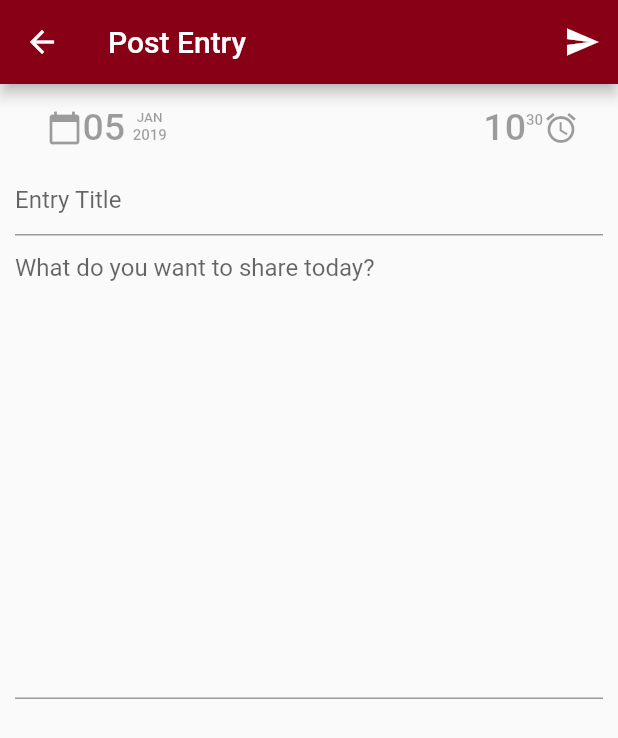
After one commit to MarcoUmpierrez/dream-with-me, a Flutter app: the PostPage screen opened directly, on a phone screen of 412 x 824 dp. The commit adds this screen. Shown: the top 738 px of the screen. Run offline on Flutter 3.47's test engine with Material 2 defaults, Android fonts, the phone set to English and light mode, and no system bars; our stand-ins replace convert; missing offline and left inert: flutter_html_view.

Commit message:
Simplified use of XmlParams in DreamWidthClient Created Post Page Made DateView generic Created TimeView widget

```diff
--- /dev/null
+++ b/lib/pages/post.dart
@@ -0,0 +1,102 @@
+import 'package:dreamwithme/clients/dreamwidth.dart';
+import 'package:dreamwithme/widgets/date_view.dart';
+import 'package:dreamwithme/widgets/time_view.dart';
+import 'package:flutter/material.dart';
+
+class PostPage extends StatefulWidget {
+  static String tag = 'post-page';
+  final DreamWidthClient client;
+
+  const PostPage({Key key, this.client}) : super(key: key);
+
+  @override
+  _PostPageState createState() => new _PostPageState();
+}
+
+class _PostPageState extends State<PostPage> {
+  String _title, _body;
+  DateTime _date = DateTime.now();
+  final _formKey = GlobalKey<FormState>();
+
+  @override
+  Widget build(BuildContext context) {
+
+    final entryTitle = TextFormField(
+      keyboardType: TextInputType.text,
+      autofocus: false,
+      decoration: InputDecoration(
+        hintText: 'Entry Title',
+      ),
+      onSaved: (value) => _title = value,
+    );
+
+    final entryBody = TextFormField(
+      autofocus: false,
+      maxLines: 15,
+      decoration: InputDecoration(
+        hintText: 'What do you want to share today?',
+      ),
+      keyboardType: TextInputType.multiline,
+      onSaved: (value) => _body = value,
+    );
+
+    return Scaffold(
+      appBar: AppBar(
+        title: Text('Post Entry'),
+        backgroundColor: Theme.of(context).primaryColor,
+        actions: <Widget>[
+          IconButton(
+            icon: Icon(Icons.send),
+            onPressed: () {
+              // this.client.postEntry().then((list) {
+              //   setState(() {
+              //     this._entries.clear();
+              //     this._entries.addAll(list);
+              //     this._isLoading = false;
+              //   });
+              // });
+            },
+          )
+        ],
+      ),
+      body: Container(
+          padding: EdgeInsets.only(left: 10.0, top: 5.0, right: 10.0),
+          child: Form(
+            key: _formKey,
+            child: ListView(
+              children: <Widget>[
+                Row(
+                  mainAxisAlignment: MainAxisAlignment.spaceBetween,
+                  children: <Widget>[
+                  FlatButton(child: DateView(_date), onPressed: () {
+                    showDatePicker(
+                      context: context,
+                      initialDate: DateTime.now(),
+                      firstDate: DateTime.parse('1950-01-01 00:00:00.000'),
+                      lastDate: DateTime.parse('2150-01-01 00:00:00.000'),
+                    ).then((value) {
+                      setState(() {
+                        this._date = DateTime(value.year, value.month, value.day, this._date.hour, this._date.minute);
+                      });
+                    });
+                  }),
+                  FlatButton(child: TimeView(_date), onPressed: () {
+                    showTimePicker(context: context, initialTime: TimeOfDay.now()).then((value) {
+                      setState(() {
+                        this._date = DateTime(this._date.year, this._date.month, this._date.day, value.hour, value.minute);
+                      });
+                    });
+                  })
+                  ]
+                ),
+                entryTitle,
+                entryBody,
+                // TODO: add security selector
+                // TODO: add tag selector
+              ],
+            ),
+          )
+        ),
+    );
+  }
+}
--- /dev/null
+++ b/lib/widgets/date_view.dart
@@ -0,0 +1,54 @@
+import 'package:flutter/material.dart';
+
+class DateView extends StatelessWidget {
+  final DateTime date;
+  final Map<int, String> months = {
+    1: 'JAN',
+    2: 'FEB',
+    3: 'MAR',
+    4: 'APR',
+    5: 'MAY',
+    6: 'JUN',
+    7: 'JUL',
+    8: 'AUG',
+    9: 'SEP',
+    10: 'OCT',
+    11: 'NOV',
+    12: 'DIC'
+  };
+  final Color fontColor = Colors.black38;
+
+  DateView(this.date);
+
+  @override
+  Widget build(BuildContext context) {
+    String month = this.months[this.date.month];
+    String day = this.date.day.toString();
+    if (day.length == 1) {
+      day = '0$day';
+    }
+
+    return Container(
+        // child: Column(
+        //   children: <Widget>[
+        //     Text(month, style: TextStyle(fontSize: 9.0, color: this.fontColor)),
+        //     Text(day, style: TextStyle(fontSize: 25.0, color: this.fontColor)),
+        //     Text(this.date.year.toString(),
+        //         style: TextStyle(fontSize: 10.0, color: this.fontColor))
+        //   ],
+        // ),
+        child: Row(children: <Widget>[
+          Icon(Icons.calendar_today, color: this.fontColor),
+          Text(day, style: TextStyle(fontSize: 25.0, color: this.fontColor)),
+          Container(child: Column(children: <Widget>[
+            Text(month, style: TextStyle(fontSize: 9.0, color: this.fontColor)),
+            Text(this.date.year.toString(),
+                style: TextStyle(fontSize: 10.0, color: this.fontColor))
+          ]),
+          padding: EdgeInsets.fromLTRB(5.0, 0.0, 0.0, 0.0))
+
+        ]),
+        padding: EdgeInsets.all(5.0)
+      );
+  }
+}
--- a/lib/widgets/entry/entry_header_view.dart
+++ b/lib/widgets/entry/entry_header_view.dart
@@ -1,5 +1,5 @@
 import 'package:dreamwithme/models/entry.dart';
-import 'package:dreamwithme/widgets/entry/entry_date_view.dart';
+import 'package:dreamwithme/widgets/date_view.dart';
 import 'package:flutter/material.dart';
 
 class EntryHeaderView extends StatelessWidget {
@@ -41,7 +41,7 @@ class EntryHeaderView extends StatelessWidget {
                         overflow: TextOverflow.clip, style: entryTitle),
                     padding: EdgeInsets.only(left: 5.0),
                     width: MediaQuery.of(context).size.width - 200.0),
-                EntryDateView(this.entry.getDate()),
+                DateView(this.entry.getDate()),
               ],
             )
           ],
--- /dev/null
+++ b/lib/widgets/time_view.dart
@@ -0,0 +1,27 @@
+import 'package:flutter/material.dart';
+
+class TimeView extends StatelessWidget {
+  final DateTime date;
+  final Color fontColor = Colors.black38;
+
+  TimeView(this.date);
+
+   @override
+  Widget build(BuildContext context) {
+    String hours = this.date.hour.toString();
+    hours = hours.length == 1? '0$hours' : hours;
+    String minutes = this.date.minute.toString();
+    minutes = minutes.length == 1? '0$minutes' : minutes;
+
+    return Row(
+      children: <Widget>[
+        Text(hours, style: TextStyle(fontSize: 25.0, color: this.fontColor)),
+        Container(
+          padding: EdgeInsets.fromLTRB(0.0, 0.0, 0.0, 10.0),
+          child: Text(minutes, style: TextStyle(fontSize: 10.0, color: this.fontColor))
+        ),
+        Icon(Icons.alarm, color: this.fontColor),
+      ]
+    );
+  }
+}
```
Also changed, not shown: lib/clients/dreamwidth.dart (+15 -10 lines), lib/widgets/drawer/drawer_view.dart (+13 -2 lines), lib/widgets/entry/entry_date_view.dart (deleted, +0 -43 lines).
